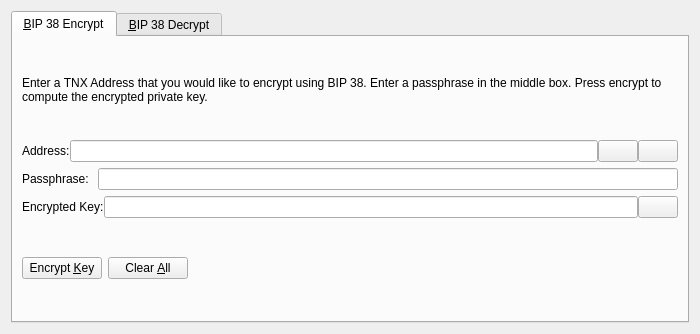
MotifyMusicGroup/Motify, file src/qt/forms/bip38tooldialog.ui: the form before one commit.
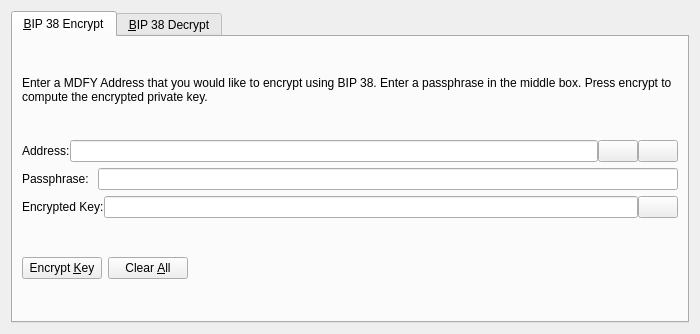
The form after the commit. The open tabs and pages were chosen to show the change. Icons and pictures are not drawn. Custom widgets are drawn as their Qt base class.

The edit to the form file:
```diff
--- a/src/qt/forms/bip38tooldialog.ui
+++ b/src/qt/forms/bip38tooldialog.ui
@@ -30,7 +30,7 @@
        <item>
         <widget class="QLabel" name="infoLabel_ENC">
          <property name="text">
-          <string>Enter a TNX Address that you would like to encrypt using BIP 38. Enter a passphrase in the middle box. Press encrypt to compute the encrypted private key.</string>
+          <string>Enter a MDFY Address that you would like to encrypt using BIP 38. Enter a passphrase in the middle box. Press encrypt to compute the encrypted private key.</string>
          </property>
          <property name="textFormat">
           <enum>Qt::PlainText</enum>
```
Left out of the diff: 24 changed lines with no effect on the pictures.
